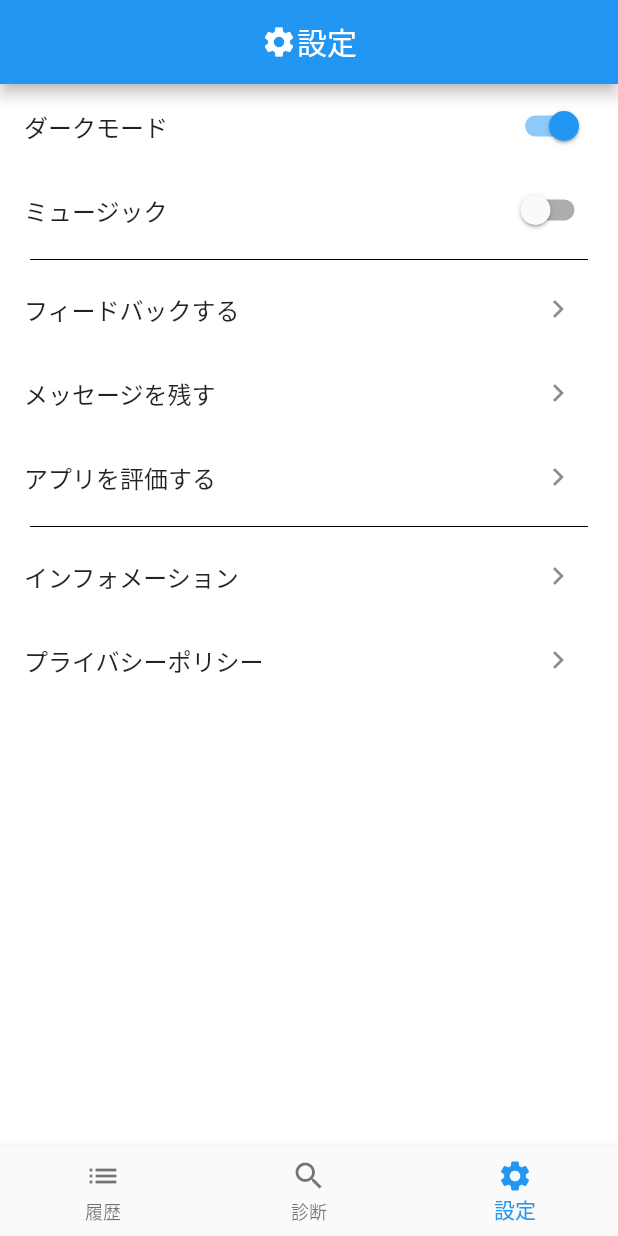
After one commit to hata8341/flutter-snow_board_selecter, a Flutter app: the screen it shows after launch, item 3 of the bottom bar chosen, after a tap on "ダークモード", on a phone screen of 412 x 824 dp. The commit adds this screen. Run offline on Flutter 3.47's test engine with Material 2 defaults, Android fonts, the light colour scheme and no system bars; our stand-ins replace animated_text_kit, awesome_dialog, firebase_analytics, firebase_core, firebase_crashlytics, fl_chart and 8 more; accounts and stored records are empty.

Commit message:
#51 トップページの修正 (#52)

```diff
--- a/lib/app.dart
+++ b/lib/app.dart
@@ -6,6 +6,7 @@ import 'package:sbselector/views/diagnose/diagnose_content.dart';
 import 'package:sbselector/views/diagnose/diagnose_result.dart';
 import 'package:sbselector/views/history/history_detail.dart';
 import 'package:sbselector/views/history/history_top.dart';
+import 'package:sbselector/views/top_page.dart';
 
 import 'firebase/firebase_crashlytics_config.dart';
 import 'views/diagnose/diagnose_top.dart';
@@ -44,8 +45,9 @@ class MyApp extends HookConsumerWidget {
         primarySwatch: Colors.blue,
       ),
       navigatorObservers: <NavigatorObserver>[AnalyticsServeice.observer],
-      initialRoute: '/diagnoseTop',
+      initialRoute: '/',
       routes: {
+        '/': (context) => const TopPage(),
         '/diagnoseTop': (context) => const DiagnoseTopPage(),
         '/diagnoseContent': (context) => const DiagnoseContentPage(),
         '/diagnoseResult': (context) => const DiagnoseResultPage(),
--- /dev/null
+++ b/lib/const/bottom_bar_index.dart
@@ -0,0 +1,62 @@
+import 'package:flutter/material.dart';
+import 'package:hooks_riverpod/hooks_riverpod.dart';
+import 'package:sbselector/views/diagnose/diagnose_top.dart';
+import 'package:sbselector/views/history/history_top.dart';
+import 'package:sbselector/views/settings/setting_top.dart';
+
+enum BottomBarIndex {
+  zero(0),
+  one(1),
+  two(2);
+
+  const BottomBarIndex(this.value);
+  final int value;
+
+  String get title {
+    switch (value) {
+      case 0:
+        return '履歴';
+      case 1:
+        return '診断';
+      case 2:
+        return '設定';
+    }
+    return '';
+  }
+
+  Color get backgroundColor {
+    switch (value) {
+      case 0:
+        return Colors.white;
+      case 1:
+        return Colors.blue.shade200;
+      case 2:
+        return Colors.white;
+    }
+    return Colors.white;
+  }
+
+  Icon get icon {
+    switch (value) {
+      case 0:
+        return const Icon(Icons.list);
+      case 1:
+        return const Icon(Icons.search);
+      case 2:
+        return const Icon(Icons.settings);
+    }
+    return const Icon(Icons.error);
+  }
+
+  HookConsumerWidget get page {
+    switch (value) {
+      case 0:
+        return const HistoryTopPage();
+      case 1:
+        return const DiagnoseTopPage();
+      case 2:
+        return const SettingList();
+    }
+    return const DiagnoseTopPage();
+  }
+}
--- a/lib/model/answer.dart
+++ b/lib/model/answer.dart
@@ -1,4 +1,3 @@
-import 'package:flutter/foundation.dart';
 import 'package:freezed_annotation/freezed_annotation.dart';
 
 part 'answer.freezed.dart';
--- a/lib/model/result.dart
+++ b/lib/model/result.dart
@@ -1,6 +1,6 @@
 import 'package:freezed_annotation/freezed_annotation.dart';
 import 'package:intl/intl.dart';
-import 'package:sbselector/const/rideType.dart';
+import 'package:sbselector/const/ridetype.dart';
 
 part 'result.freezed.dart';
 
--- a/lib/model/snowboard.dart
+++ b/lib/model/snowboard.dart
@@ -1,5 +1,3 @@
-// 一度代入できれば良いので、定数のクラスして使う（final class)
-import 'package:flutter/foundation.dart';
 import 'package:freezed_annotation/freezed_annotation.dart';
 
 part 'snowboard.freezed.dart';
--- a/lib/view_model/diagnose_view_model.dart
+++ b/lib/view_model/diagnose_view_model.dart
@@ -1,6 +1,6 @@
 import 'package:flutter/material.dart';
 import 'package:hooks_riverpod/hooks_riverpod.dart';
-import 'package:sbselector/const/rideType.dart';
+import 'package:sbselector/const/ridetype.dart';
 import 'package:sbselector/model/answer.dart';
 import 'package:sbselector/view_model/answer_view_model.dart';
 import 'package:sbselector/view_model/indicator_view_model.dart';
--- a/lib/view_model/page_view_model.dart
+++ b/lib/view_model/page_view_model.dart
@@ -1,10 +1,28 @@
 import 'package:hooks_riverpod/hooks_riverpod.dart';
-import 'package:sbselector/const/rideType.dart';
+import 'package:sbselector/const/bottom_bar_index.dart';
+import 'package:sbselector/const/ridetype.dart';
+import 'package:sbselector/model/page_state.dart';
 
-class PageNotifier extends StateNotifier<void> {
-  PageNotifier(this._read) : super(null);
+class PageStateNotifier extends StateNotifier<PageState> {
+  PageStateNotifier(this._read) : super(const PageState());
 
   final Reader _read;
+
+  void changeIndex(int index) {
+    state = state.copyWith(bottomBarIndex: BottomBarIndex.values[index]);
+  }
+
+  void toggleTheme() {
+    state = state.copyWith(themeState: !state.themeState);
+  }
+
+  void toggleBgm() {
+    state = state.copyWith(bgmState: !state.bgmState);
+  }
+
+  // HookConsumerWidget getCurrPage(){
+
+  // }
 
   String checkWriteInRideType(RideType rideType) {
     final rideTypeName = rideType.nameJp;
@@ -20,6 +38,7 @@ class PageNotifier extends StateNotifier<void> {
   }
 }
 
-final pageProvider = StateNotifierProvider<PageNotifier, void>((ref) {
-  return PageNotifier((ref.read));
+final pageStateProvider =
+    StateNotifierProvider.autoDispose<PageStateNotifier, PageState>((ref) {
+  return PageStateNotifier((ref.read));
 });
--- a/lib/views/diagnose/diagnose_result.dart
+++ b/lib/views/diagnose/diagnose_result.dart
@@ -1,6 +1,6 @@
 import 'package:flutter/material.dart';
 import 'package:hooks_riverpod/hooks_riverpod.dart';
-import 'package:sbselector/const/rideType.dart';
+import 'package:sbselector/const/ridetype.dart';
 import 'package:sbselector/widgets/result.dart';
 
 class DiagnoseResultPage extends HookConsumerWidget {
--- a/lib/views/history/history_top.dart
+++ b/lib/views/history/history_top.dart
@@ -8,7 +8,9 @@ class HistoryTopPage extends HookConsumerWidget {
   @override
   Widget build(BuildContext context, WidgetRef ref) {
     final historiesController = ref.watch(historyNotifierProvider.notifier);
-    return FutureBuilder(
+    return Column(
+      children: [
+        FutureBuilder(
           future: historiesController.load(),
           builder: (BuildContext context, AsyncSnapshot snapshot) {
             if (snapshot.connectionState == ConnectionState.done) {
@@ -17,6 +19,8 @@ class HistoryTopPage extends HookConsumerWidget {
               return const CircularProgressIndicator();
             }
           },
+        ),
+      ],
     );
   }
 }
--- a/lib/views/settings/setting_top.dart
+++ b/lib/views/settings/setting_top.dart
@@ -1,35 +1,30 @@
 import 'package:flutter/material.dart';
 import 'package:hooks_riverpod/hooks_riverpod.dart';
-
-final themeProvider = StateProvider<bool>((ref) {
-  return false;
-});
-final bgmProvider = StateProvider<bool>((ref) {
-  return false;
-});
-
+import 'package:sbselector/view_model/page_view_model.dart';
 class SettingList extends HookConsumerWidget {
   const SettingList({Key? key}) : super(key: key);
   final bool value = false;
   @override
   Widget build(BuildContext context, WidgetRef ref) {
-    final themeController = ref.watch(themeProvider.state);
-    final bgmController = ref.watch(bgmProvider.state);
+
+    final pageState = ref.watch(pageStateProvider);
+    final pageController = ref.watch(pageStateProvider.notifier);
+
     return ListView(
       scrollDirection: Axis.vertical,
       shrinkWrap: true,
       children: <Widget>[
         SwitchListTile(
-          value: themeController.state,
-          onChanged: (bool newValue) {
-            themeController.state = newValue;
+          value: pageState.themeState,
+          onChanged: (bool newState) {
+            pageController.toggleTheme();
           },
           title: const Text('ダークモード'),
         ),
         SwitchListTile(
-          value: bgmController.state,
-          onChanged: (bool newValue) {
-            bgmController.state = newValue;
+          value: pageState.bgmState,
+          onChanged: (bool newState) {
+            pageController.toggleBgm();
           },
           title: const Text('ミュージック'),
         ),
--- /dev/null
+++ b/lib/views/top_page.dart
@@ -0,0 +1,45 @@
+import 'package:flutter/material.dart';
+import 'package:hooks_riverpod/hooks_riverpod.dart';
+import 'package:sbselector/view_model/page_view_model.dart';
+
+class TopPage extends HookConsumerWidget {
+  const TopPage({Key? key}) : super(key: key);
+
+  @override
+  Widget build(BuildContext context, WidgetRef ref) {
+    final pageState = ref.watch(pageStateProvider);
+    final pageController = ref.watch(pageStateProvider.notifier);
+
+    return Scaffold(
+      backgroundColor: pageState.bottomBarIndex.backgroundColor,
+      appBar: AppBar(
+        title: Row(
+          mainAxisAlignment: MainAxisAlignment.center,
+          children: [
+            pageState.bottomBarIndex.icon,
+            Text(pageState.bottomBarIndex.title),
+          ],
+        ),
+      ),
+      body: pageState.bottomBarIndex.page,
+      bottomNavigationBar: BottomNavigationBar(
+        onTap: (int index) => {pageController.changeIndex(index)},
+        currentIndex: pageState.bottomBarIndex.value,
+        items: const <BottomNavigationBarItem>[
+          BottomNavigationBarItem(
+            icon: Icon(Icons.list),
+            label: '履歴',
+          ),
+          BottomNavigationBarItem(
+            icon: Icon(Icons.search),
+            label: '診断',
+          ),
+          BottomNavigationBarItem(
+            icon: Icon(Icons.settings),
+            label: '設定',
+          ),
+        ],
+      ),
+    );
+  }
+}
--- a/lib/widgets/end_dialog.dart
+++ b/lib/widgets/end_dialog.dart
@@ -1,7 +1,7 @@
 import 'package:awesome_dialog/awesome_dialog.dart';
 import 'package:flutter/material.dart';
 import 'package:hooks_riverpod/hooks_riverpod.dart';
-import 'package:sbselector/const/rideType.dart';
+import 'package:sbselector/const/ridetype.dart';
 import 'package:sbselector/view_model/diagnose_view_model.dart';
 
 AwesomeDialog endDialog(BuildContext inputContext, WidgetRef ref) {
--- a/lib/widgets/history_list.dart
+++ b/lib/widgets/history_list.dart
@@ -1,6 +1,6 @@
 import 'package:flutter/material.dart';
 import 'package:hooks_riverpod/hooks_riverpod.dart';
-import 'package:sbselector/const/rideType.dart';
+import 'package:sbselector/const/ridetype.dart';
 import 'package:sbselector/model/result.dart';
 import 'package:sbselector/view_model/history.dart';
 
--- a/lib/widgets/save_button.dart
+++ b/lib/widgets/save_button.dart
@@ -1,6 +1,6 @@
 import 'package:flutter/material.dart';
 import 'package:hooks_riverpod/hooks_riverpod.dart';
-import 'package:sbselector/const/rideType.dart';
+import 'package:sbselector/const/ridetype.dart';
 import 'package:sbselector/view_model/history.dart';
 
 ElevatedButton saveButton(
--- a/pubspec.yaml
+++ b/pubspec.yaml
@@ -18,7 +18,7 @@ publish_to: "none" # Remove this line if you wish to publish to pub.dev
 version: 1.0.0+1
 
 environment:
-  sdk: ">=2.16.2 <3.0.0"
+  sdk: ">=2.17.0-0 <3.0.0"
 
 # Dependencies specify other packages that your package needs in order to work.
 # To automatically upgrade your package dependencies to the latest versions
```
Also changed, not shown: lib/model/page_state.dart (added, +13 -0 lines), lib/view_model/history.dart (+1 -8 lines), lib/views/diagnose/diagnose_top.dart (+2 -112 lines), lib/widgets/result.dart (+6 -7 lines), lib/model/answer.freezed.dart, lib/model/page_state.freezed.dart (added), lib/model/snowboard.freezed.dart. Lines whose indentation alone changed are shown as unchanged.
